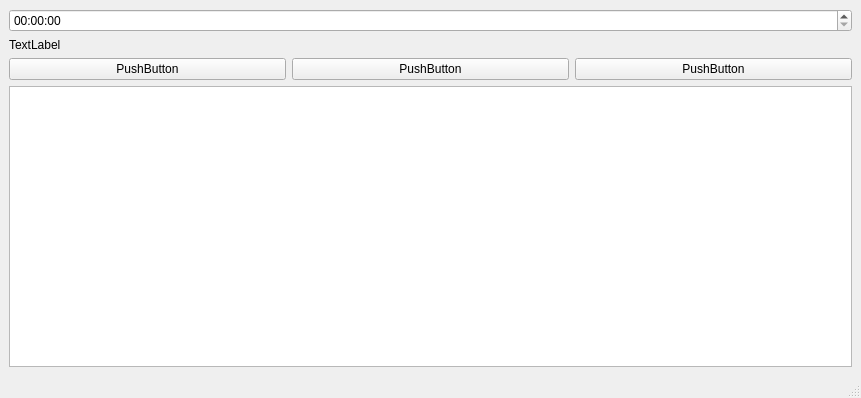
The window that HM/Qt/Lesson 5/Signals_and_Slots/mainwindow.ui (Injector-git/HM-Netology) describes before a commit, drawn with Qt 5.
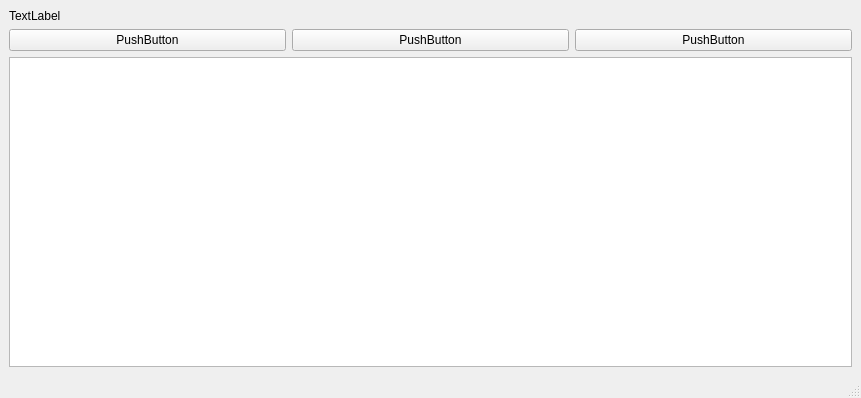
The same window after the commit.

```diff
--- a/HM/Qt/Lesson 5/Signals_and_Slots/mainwindow.ui
+++ b/HM/Qt/Lesson 5/Signals_and_Slots/mainwindow.ui
@@ -16,11 +16,7 @@
   <widget class="QWidget" name="centralwidget">
    <layout class="QVBoxLayout" name="verticalLayout_3">
     <item>
-     <layout class="QVBoxLayout" name="verticalLayout_2">
-      <item>
-       <widget class="QTimeEdit" name="timeEdit"/>
-      </item>
-     </layout>
+     <layout class="QVBoxLayout" name="verticalLayout_2"/>
     </item>
     <item>
      <widget class="QLabel" name="label">
```
